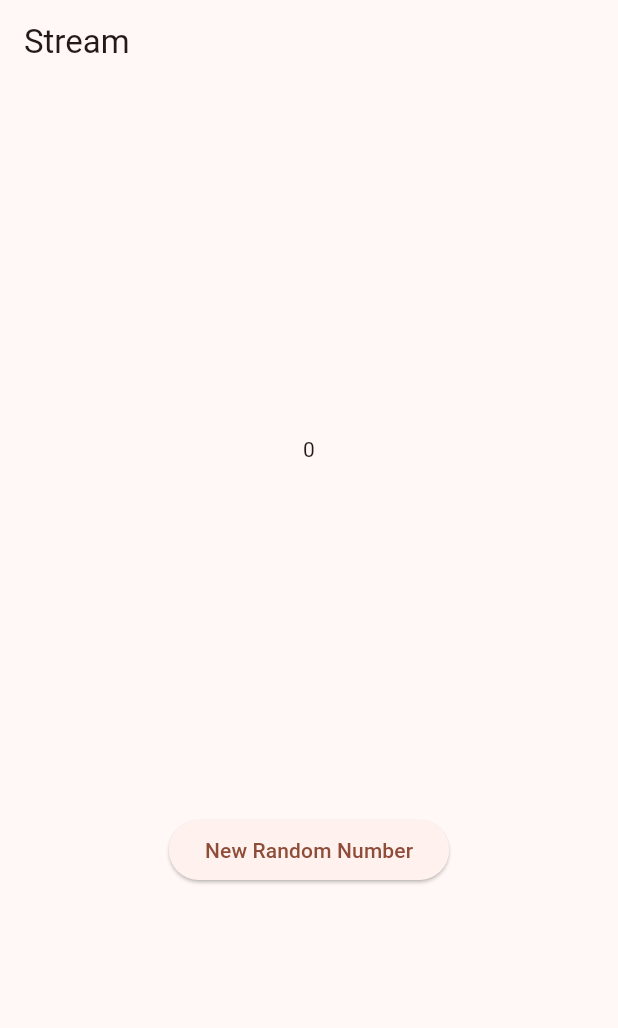
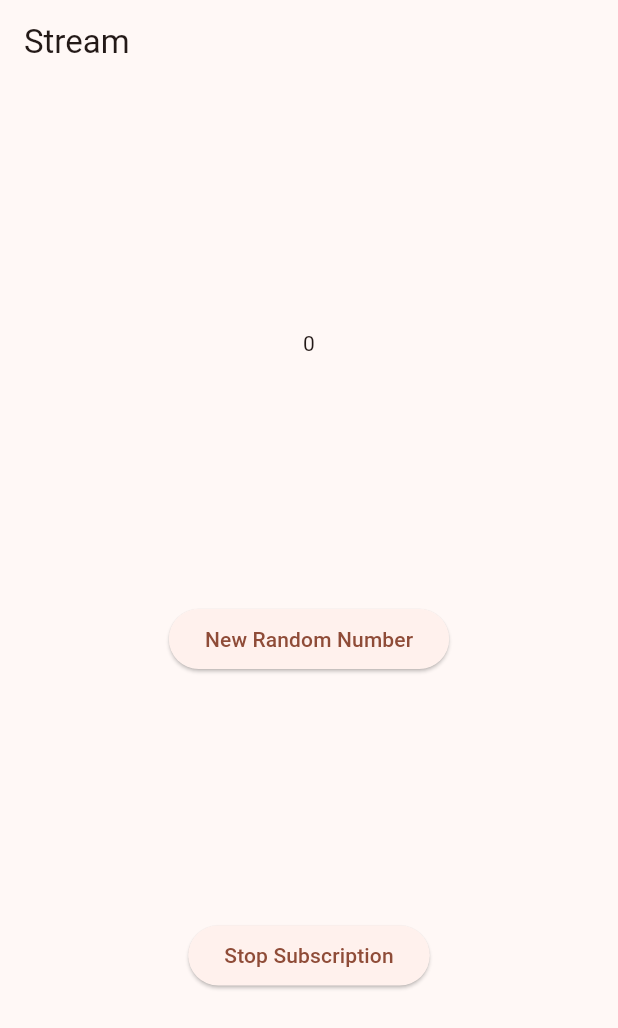
Before and after one commit to naufalpalal/Lanjutan_State_Management_week-13, a Flutter app: the screen it shows after launch, after a tap on "New Random Number", on a phone screen of 412 x 824 dp. Shown: the top 1028 px of the screen. Run offline on Flutter 3.47's test engine with Material 3 defaults, Android fonts, the light colour scheme and no system bars.

Commit message:
Jawaban Soal 9

```diff
--- a/lib/main.dart
+++ b/lib/main.dart
@@ -28,10 +28,10 @@ class StreamHomePage extends StatefulWidget {
   const StreamHomePage({super.key, required String title});
 
   @override
-  State<StreamHomePage> createState() => _StremHomePageState();
+  State<StreamHomePage> createState() => _StreamHomePageState();
 }
 
-class _StremHomePageState extends State<StreamHomePage> {
+class _StreamHomePageState extends State<StreamHomePage> {
   Color bgColor = Colors.blueGrey;
   late ColorStream colorStream;
 
@@ -39,12 +39,30 @@ class _StremHomePageState extends State<StreamHomePage> {
   late StreamController numberStreamController;
   late NumberStream numberStream;
   late StreamTransformer transformer;//digunakan untuk mendeklarasikan variabel yang akan diinisialisasi sebelum digunakan.
+  late StreamSubscription subscription;
 
   @override
   void initState() {
+    super.initState();
+
     numberStream = NumberStream();
     numberStreamController = numberStream.controller;
-    Stream stream = numberStreamController.stream;
+    Stream stream = numberStreamController.stream.asBroadcastStream();
+    //Membuat listener untuk stream
+    subscription = stream.listen((event) {
+      setState(() {
+        lastNumber = event;
+      });
+    });
+
+    subscription.onError((error) {
+      setState(() {
+        lastNumber = -1;
+      });
+    });
+    subscription.onDone(() {
+      print('OnDone Was Called');
+    });
 
     //Kode ini berguna untuk membuat transformasi custom untuk stream yang menunjukkan bahwa stream inputnya bertipe int dan hasilnya juga bertipe int.
     transformer = StreamTransformer<int, int>.fromHandlers(
@@ -65,22 +83,36 @@ class _StremHomePageState extends State<StreamHomePage> {
         lastNumber = -1;
       });//Dalam kode tersebut jika stream terjadi error akan memunculkan nilai -1 sebagai pemberitahuan bahwa ada error
     });//Mengakses stream dari NumberStream yang kemudian setiap kali angka beru ditambahkan ke stream maka angka itu akan diterima dan disimpan dalam variabel lastNumber yang akan digunakan untuk memperbarui tampilannya.
-    super.initState();
     //colorStream = ColorStream();
     //changeColor();
 
+  }
+
   @override
   void dispose() {
+    subscription.cancel();//Membatalkan langganan pada stream.
     numberStreamController.close();
     super.dispose();
   }
+
+  void stopStream() {
+    numberStreamController.close();
   }
 
   //Menghasilkan angka acak dan menambahkannya ke dalam stream menggunakan addNumberToSink(), dan angka tersebut kemudian dapat diterima dan diperoses di bagian lain program
   void addRandomNumber() {
+  //Membuat instance Random untuk menghasilkan angka acak
   Random random = Random();
   int myNum = random.nextInt(10);
-    numberStream.addNumberToSink(myNum);
+  //Mengecek apakah numberStreamController masih terbuka dan bisa menerima data.
+  if (!numberStreamController.isClosed) {
+    numberStream.addNumberToSink(myNum);//Memanggil fungsi addNumberToSink untuk menambahkan angka acak
+  } else {//Mengatur lasNumber untuk menjadi -1 menunjukkan bahwa stream sudah tidak aktif
+    setState(() {
+      lastNumber = -1;
+    });
+  }
+    //numberStream.addNumberToSink(myNum);(Mematikan)
     //numberStream.addError();//baris ini memanggil method addError dari NumberStream yang sudah didefinisikan di file stream.dart
   }
 
@@ -111,8 +143,13 @@ class _StremHomePageState extends State<StreamHomePage> {
             Text(lastNumber.toString()),
             ElevatedButton(
               onPressed: () => addRandomNumber(),
-              child: Text('New Random Number'),
-            )
+              child: const Text('New Random Number'),
+            ),
+
+            ElevatedButton(
+              onPressed: () => stopStream(),
+              child: const Text('Stop Subscription'),
+            ),
           ],
         ),
       ),
```
Also changed, not shown: Video-4.gif (added), 1 other file. Lines whose indentation alone changed are shown as unchanged.
